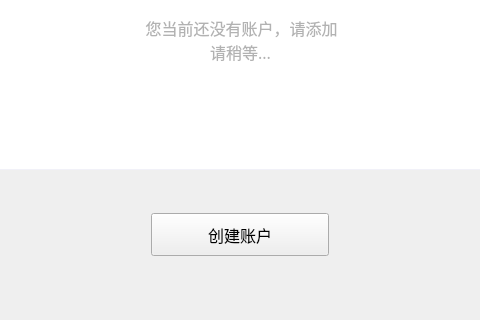
cdcchain/cdc-wallet-qt, file mainpage.ui: the form before one commit; both pictures show x 165 to 645 and y 209 to 529 of the 857 by 529 pixel window.
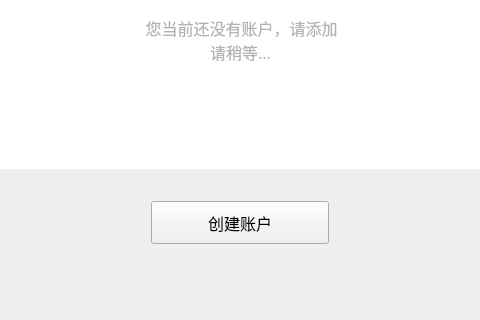
The form after the commit.

The edit to the form file:
```diff
--- a/mainpage.ui
+++ b/mainpage.ui
@@ -101,7 +101,7 @@
    <property name="geometry">
     <rect>
      <x>316</x>
-     <y>422</y>
+     <y>410</y>
      <width>178</width>
      <height>43</height>
     </rect>
```
